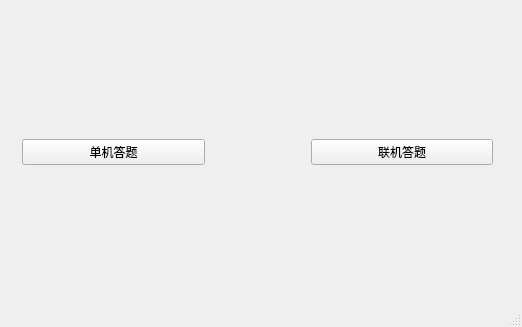
Artist-V/TheKing, file TheKing_client/mainwindow.ui: the form before one commit.
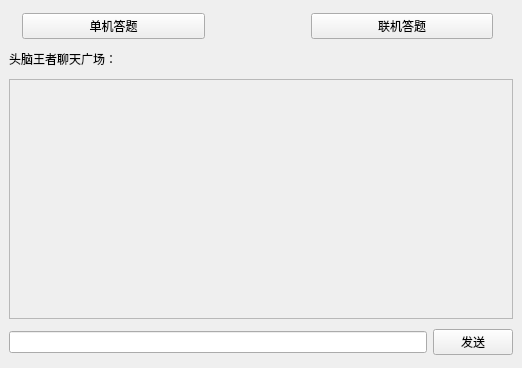
The form after the commit.

What changed in the file:
```diff
--- a/TheKing_client/mainwindow.ui
+++ b/TheKing_client/mainwindow.ui
@@ -7,13 +7,15 @@
     <x>0</x>
     <y>0</y>
     <width>522</width>
-    <height>327</height>
+    <height>368</height>
    </rect>
   </property>
   <property name="windowTitle">
    <string>MainWindow</string>
   </property>
   <widget class="QWidget" name="centralwidget">
+   <layout class="QVBoxLayout" name="verticalLayout">
+    <item>
    <layout class="QHBoxLayout" name="horizontalLayout">
     <item>
      <spacer name="horizontalSpacer_2">
@@ -81,18 +83,49 @@
      </spacer>
     </item>
    </layout>
-  </widget>
-  <widget class="QMenuBar" name="menubar">
-   <property name="geometry">
-    <rect>
-     <x>0</x>
-     <y>0</y>
-     <width>522</width>
-     <height>26</height>
-    </rect>
-   </property>
-  </widget>
-  <widget class="QStatusBar" name="statusbar"/>
+    </item>
+    <item>
+     <widget class="QLabel" name="label">
+      <property name="maximumSize">
+       <size>
+        <width>16777215</width>
+        <height>20</height>
+       </size>
+      </property>
+      <property name="text">
+       <string>头脑王者聊天广场：</string>
+      </property>
+     </widget>
+    </item>
+    <item>
+     <widget class="QTextBrowser" name="textBrowser">
+      <property name="enabled">
+       <bool>false</bool>
+      </property>
+      <property name="maximumSize">
+       <size>
+        <width>16777215</width>
+        <height>240</height>
+       </size>
+      </property>
+     </widget>
+    </item>
+    <item>
+     <layout class="QHBoxLayout" name="horizontalLayout_2">
+      <item>
+       <widget class="QLineEdit" name="lineEdit"/>
+      </item>
+      <item>
+       <widget class="QPushButton" name="send_Button">
+        <property name="text">
+         <string>发送</string>
+        </property>
+       </widget>
+      </item>
+     </layout>
+    </item>
+   </layout>
+  </widget>
  </widget>
  <resources/>
  <connections/>
```
Lines whose indentation alone changed are shown as unchanged.
